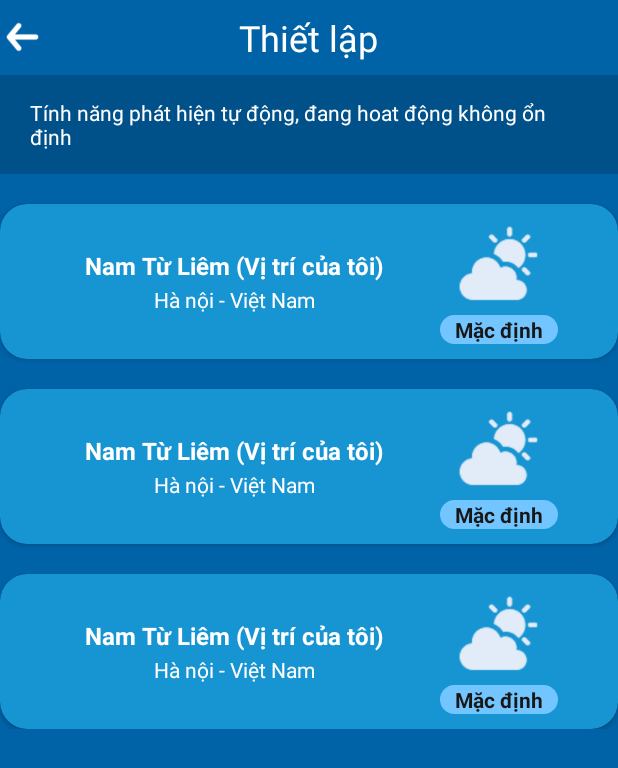
After one commit to Number99999/WeatherApp_CMZ, an Android app built with Jetpack Compose: the ActivityLocationManager screen opened directly, with no data from a screen before it, on a phone screen of 412 x 824 dp. The commit adds this screen. Shown: the top 768 px of the screen. Run offline under Robolectric (Android 15) with nearby library versions, the phone set to English and light mode, and no system bars.

Commit message:
add UI:  location manager + setting notification + fix any UI

```diff
--- a/app/src/main/AndroidManifest.xml
+++ b/app/src/main/AndroidManifest.xml
@@ -17,11 +17,13 @@
         android:supportsRtl="true"
         android:theme="@style/Theme.Weather"
         tools:targetApi="31">
+        <activity
+            android:name=".ActivityLocationManager"
+            android:exported="false" />
 
         <meta-data
             android:name="com.google.android.geo.API_KEY"
             android:value="AIzaSyAE_6F6J92mVoin5BvwysIpafryT0gUyRs" />
-
 
         <activity
             android:name=".ActivityRequestLocation"
@@ -36,7 +38,7 @@
             android:name=".SettingTheme"
             android:exported="false" />
         <activity
-            android:name=".TestLineChart"
+            android:name=".ActivitySettingNotification"
             android:exported="false" />
         <activity
             android:name=".activity_setting_scene"
--- /dev/null
+++ b/app/src/main/java/com/cmzsoft/weather/ActivityLocationManager.kt
@@ -0,0 +1,20 @@
+package com.cmzsoft.weather
+
+import android.os.Bundle
+import androidx.activity.enableEdgeToEdge
+import androidx.appcompat.app.AppCompatActivity
+import androidx.core.view.ViewCompat
+import androidx.core.view.WindowInsetsCompat
+
+class ActivityLocationManager : AppCompatActivity() {
+    override fun onCreate(savedInstanceState: Bundle?) {
+        super.onCreate(savedInstanceState)
+        enableEdgeToEdge()
+        setContentView(R.layout.activity_location_manager)
+        ViewCompat.setOnApplyWindowInsetsListener(findViewById(R.id.main)) { v, insets ->
+            val systemBars = insets.getInsets(WindowInsetsCompat.Type.systemBars())
+            v.setPadding(systemBars.left, systemBars.top, systemBars.right, systemBars.bottom)
+            insets
+        }
+    }
+}
--- /dev/null
+++ b/app/src/main/res/drawable/background_blue_2.xml
@@ -0,0 +1,5 @@
+<?xml version="1.0" encoding="utf-8"?>
+<shape xmlns:android="http://schemas.android.com/apk/res/android">
+    <corners android:radius="10dp" />
+    <solid android:color="#1576ba" />
+</shape>
--- /dev/null
+++ b/app/src/main/res/drawable/background_text_activity_location_manager.xml
@@ -0,0 +1,5 @@
+<?xml version="1.0" encoding="utf-8"?>
+<shape xmlns:android="http://schemas.android.com/apk/res/android">
+    <corners android:radius="10dp" />
+    <solid android:color="#72c5ff" />
+</shape>
--- /dev/null
+++ b/app/src/main/res/layout/activity_location_manager.xml
@@ -0,0 +1,89 @@
+<?xml version="1.0" encoding="utf-8"?>
+<androidx.constraintlayout.widget.ConstraintLayout xmlns:android="http://schemas.android.com/apk/res/android"
+    xmlns:app="http://schemas.android.com/apk/res-auto"
+    xmlns:tools="http://schemas.android.com/tools"
+    android:id="@+id/main"
+    android:layout_width="match_parent"
+    android:layout_height="match_parent"
+    android:background="@color/bg_blue_1"
+    tools:context=".ActivityLocationManager">
+
+    <RelativeLayout
+        android:id="@+id/headerLayout"
+        android:layout_width="match_parent"
+        android:layout_height="50dp"
+        app:layout_constraintEnd_toEndOf="parent"
+        app:layout_constraintStart_toStartOf="parent"
+        app:layout_constraintTop_toTopOf="parent">
+
+        <ImageButton
+            android:id="@+id/backButton"
+            android:layout_width="30dp"
+            android:layout_height="40dp"
+            android:layout_alignParentStart="true"
+            android:layout_centerVertical="true"
+            android:background="@android:color/transparent"
+            android:scaleType="fitCenter"
+            android:src="@drawable/icon_back" />
+
+        <TextView
+            android:layout_width="wrap_content"
+            android:layout_height="wrap_content"
+            android:layout_centerInParent="true"
+            android:gravity="center"
+            android:text="Thiết lập"
+            android:textColor="@android:color/white"
+            android:textSize="24sp" />
+    </RelativeLayout>
+
+    <ScrollView
+        android:id="@+id/scrollView"
+        android:layout_width="match_parent"
+        android:layout_height="0dp"
+        app:layout_constraintBottom_toBottomOf="parent"
+        app:layout_constraintEnd_toEndOf="parent"
+        app:layout_constraintStart_toStartOf="parent"
+        app:layout_constraintTop_toBottomOf="@id/headerLayout">
+
+        <LinearLayout
+            android:layout_width="match_parent"
+            android:layout_height="wrap_content"
+            android:orientation="vertical">
+
+            <RelativeLayout
+                android:layout_width="match_parent"
+                android:layout_height="wrap_content"
+                android:background="#00518a"
+                android:paddingTop="15dp"
+                android:paddingBottom="15dp">
+
+                <TextView
+                    android:layout_width="wrap_content"
+                    android:layout_height="wrap_content"
+                    android:paddingStart="20dp"
+                    android:paddingEnd="20dp"
+                    android:text="Tính năng phát hiện tự động, đang hoat động không ổn định"></TextView>
+            </RelativeLayout>
+
+            <include
+                layout="@layout/card_location"
+                android:layout_width="match_parent"
+                android:layout_height="wrap_content"
+                android:layout_marginTop="20dp" />
+
+            <include
+                layout="@layout/card_location"
+                android:layout_width="match_parent"
+                android:layout_height="wrap_content"
+                android:layout_marginTop="20dp" />
+
+            <include
+                layout="@layout/card_location"
+                android:layout_width="match_parent"
+                android:layout_height="wrap_content"
+                android:layout_marginTop="20dp" />
+
+        </LinearLayout>
+    </ScrollView>
+
+</androidx.constraintlayout.widget.ConstraintLayout>
--- a/app/src/main/res/layout/activity_setting_scene.xml
+++ b/app/src/main/res/layout/activity_setting_scene.xml
@@ -170,7 +170,6 @@
                     android:background="@drawable/establish_bg_item"
                     android:gravity="center_vertical"
                     android:orientation="horizontal"
-                    android:paddingStart="16dp"
                     android:paddingEnd="16dp">
 
                     <ImageView
--- /dev/null
+++ b/app/src/main/res/layout/card_location.xml
@@ -0,0 +1,73 @@
+<?xml version="1.0" encoding="utf-8"?>
+<androidx.cardview.widget.CardView xmlns:android="http://schemas.android.com/apk/res/android"
+    xmlns:app="http://schemas.android.com/apk/res-auto"
+    android:layout_width="match_parent"
+    android:layout_height="wrap_content"
+    android:layout_marginStart="8dp"
+    android:layout_marginEnd="8dp"
+    app:cardBackgroundColor="#1794D2"
+    app:cardCornerRadius="18dp">
+
+
+    <LinearLayout
+        android:layout_width="match_parent"
+        android:layout_height="wrap_content"
+        android:gravity="center_vertical"
+        android:orientation="horizontal"
+        android:paddingStart="20dp"
+        android:paddingEnd="20dp">
+
+        <!-- Cột trái: Thông tin vị trí -->
+        <LinearLayout
+            android:layout_width="0dp"
+            android:layout_height="wrap_content"
+            android:layout_weight="1"
+            android:orientation="vertical">
+
+            <TextView
+                android:layout_width="wrap_content"
+                android:layout_height="wrap_content"
+                android:layout_gravity="center"
+                android:text="Nam Từ Liêm (Vị trí của tôi)"
+                android:textSize="16sp"
+                android:textStyle="bold" />
+
+            <TextView
+                android:layout_width="wrap_content"
+                android:layout_height="wrap_content"
+                android:layout_gravity="center"
+                android:layout_marginTop="2dp"
+                android:text="Hà nội - Việt Nam" />
+        </LinearLayout>
+
+        <!-- Cột phải: Ảnh và nhãn -->
+        <LinearLayout
+            android:layout_width="wrap_content"
+            android:layout_height="wrap_content"
+            android:layout_marginEnd="20dp"
+            android:gravity="center_horizontal"
+            android:orientation="vertical"
+            android:paddingTop="10dp"
+            android:paddingBottom="10dp">
+
+            <ImageView
+                android:layout_width="60dp"
+                android:layout_height="60dp"
+                android:scaleType="centerCrop"
+                android:src="@drawable/icon_small_cloud" />
+
+            <TextView
+                android:layout_width="wrap_content"
+                android:layout_height="wrap_content"
+                android:layout_marginTop="4dp"
+                android:background="@drawable/background_text_activity_location_manager"
+                android:paddingStart="10dp"
+                android:paddingEnd="10dp"
+                android:text="Mặc định"
+                android:textColor="#171717"
+                android:textStyle="bold"
+                android:visibility="visible" />
+        </LinearLayout>
+    </LinearLayout>
+
+</androidx.cardview.widget.CardView>
--- a/app/src/main/res/values/colors.xml
+++ b/app/src/main/res/values/colors.xml
@@ -4,4 +4,5 @@
     <color name="white">#FFFFFFFF</color>
     <color name="sky_blue">#87CEFA</color>
     <color name="blue_600">#87CEFA</color>
+    <color name="bg_blue_1">#0063a8</color>
 </resources>
```
Also changed, not shown: app/src/main/java/com/cmzsoft/weather/ActivitySettingNotification.kt (added, +36 -0 lines), app/src/main/java/com/cmzsoft/weather/MainActivity.kt (+23 -10 lines), app/src/main/res/layout/activity_setting_notification.xml (added, +169 -0 lines), app/src/main/res/layout/custom_nav.xml (+23 -0 lines), app/src/main/res/drawable/icon_small_cloud.png (added), app/src/main/res/drawable/icon_warning.png (added).
